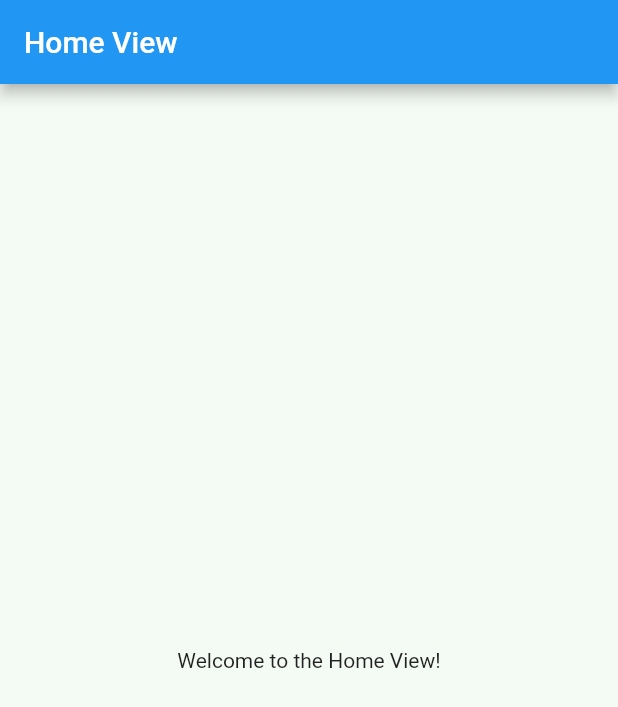
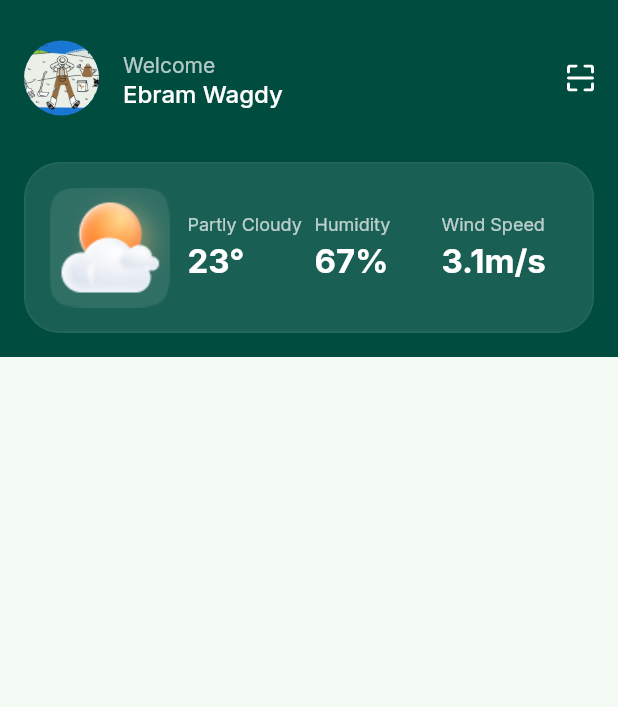
Before and after one commit to EbramWagdy1/GrowIQ, a Flutter app: the HomeView screen opened by its route, on a phone screen of 412 x 824 dp. Shown: the top 707 px of the screen. Run offline on Flutter 3.47's test engine with Material 3 defaults, Android fonts, the phone set to English and light mode, and no system bars; our stand-ins replace firebase_auth, firebase_core, flutter_bloc, flutter_svg, fluttertoast, font_awesome_flutter and 7 more; accounts and stored records are empty.

Commit message:
create basic home

```diff
--- a/lib/core/utils/app_assets.dart
+++ b/lib/core/utils/app_assets.dart
@@ -64,4 +64,7 @@ class Assets {
   /// assets/svgs/topcircle.svg
   static const String svgsTopcircle = "assets/svgs/topcircle.svg";
 
+  // ignore: constant_identifier_names
+  static const String PartlyCloudy = "assets/images/weather.png";
+
 }
--- a/lib/core/utils/app_strings.dart
+++ b/lib/core/utils/app_strings.dart
@@ -57,6 +57,8 @@ abstract class AppStrings {
 
   /* ================= Home ================= */
   static const String home = 'Home';
+  static const String welcome = 'Welcome';
+
   static const String dashboard = 'Dashboard';
 
   static const String temperature = 'Temperature';
--- a/lib/feauters/home/presentation/views/home_view.dart
+++ b/lib/feauters/home/presentation/views/home_view.dart
@@ -1,4 +1,10 @@
 import 'package:flutter/material.dart';
+import 'package:flutter_svg/flutter_svg.dart';
+import 'package:growiq/core/utils/app_assets.dart';
+import 'package:growiq/core/utils/app_colors.dart';
+import 'package:growiq/core/utils/app_strings.dart';
+import 'package:growiq/core/utils/app_text_style.dart' hide AppColors;
+import 'package:growiq/feauters/home/presentation/widgets/Weather_Section.dart';
 
 class HomeView extends StatelessWidget {
   const HomeView({super.key});
@@ -6,12 +12,49 @@ class HomeView extends StatelessWidget {
   @override
   Widget build(BuildContext context) {
     return Scaffold(
-      appBar: AppBar(
-        title: const Text('Home View'),
-      ),
-      body: const Center(
-        child: Text('Welcome to the Home View!'),
+      body: Column(
+        children: [
+          Container(
+            width: double.infinity,
+            color: AppColors.primaryColor,
+            padding: const EdgeInsets.all(16),
+
+
+            child: SafeArea(
+              child: Column(
+                mainAxisSize: MainAxisSize.min,
+                children: [
+
+
+                  ListTile(
+                    contentPadding: EdgeInsets.zero,
+                    leading: CircleAvatar(
+                      radius: 25,
+                      backgroundImage: AssetImage(Assets.imagesOnboarding1),
+                    ),
+                    title: Text(
+                      AppStrings.welcome,
+                      style: AppTextStyles.hintText.copyWith(color: Colors.white70),
+                    ),
+                    subtitle: Text(
+                      "Ebram Wagdy",
+                      style: AppTextStyles.buttonText.copyWith(color: Colors.white),
+                    ),
+                    trailing: SvgPicture.asset(Assets.svgsQr, color: Colors.white),
+                  ),
+
+                  const SizedBox(height: 20),
+
+                  // 2. The Weather Widget
+                  const WeatherSection(),
+                ],
+              ),
+            ),
+          ),
+        ],
       ),
     );
   }
 }
+
+// Renamed to PascalCase 'WeatherSection' to follow Dart conventions
--- /dev/null
+++ b/lib/feauters/home/presentation/widgets/Weather_Section.dart
@@ -0,0 +1,47 @@
+import 'package:flutter/material.dart';
+import 'package:growiq/core/utils/app_assets.dart';
+import 'package:growiq/feauters/home/presentation/widgets/weather_info_widget.dart';
+
+class WeatherSection extends StatelessWidget {
+  const WeatherSection({super.key});
+
+  @override
+  Widget build(BuildContext context) {
+    return Container(
+      padding: const EdgeInsets.all(16),
+      decoration: BoxDecoration(
+        // ignore: deprecated_member_use
+        color: Colors.white.withOpacity(0.1),
+        borderRadius: BorderRadius.circular(24),
+        // ignore: deprecated_member_use
+        border: Border.all(color: Colors.white.withOpacity(0.05)),
+      ),
+      child: Row(
+        mainAxisAlignment: MainAxisAlignment.spaceBetween,
+        children: [
+          SizedBox(
+            width: 80,
+            height: 80,
+            child: Image.asset(Assets.PartlyCloudy, fit: BoxFit.contain),
+          ),
+          const SizedBox(width: 12),
+          const Expanded(
+            child: WeatherInfoWidget(
+              condition: "Partly Cloudy",
+              temperature: "23°",
+            ),
+          ),
+          const Expanded(
+            child: WeatherInfoWidget(condition: "Humidity", temperature: "67%"),
+          ),
+          const Expanded(
+            child: WeatherInfoWidget(
+              condition: "Wind Speed",
+              temperature: "3.1m/s",
+            ),
+          ),
+        ],
+      ),
+    );
+  }
+}
--- /dev/null
+++ b/lib/feauters/home/presentation/widgets/weather_info_widget.dart
@@ -0,0 +1,43 @@
+import 'package:flutter/material.dart';
+import 'package:growiq/core/utils/app_text_style.dart';
+
+class WeatherInfoWidget extends StatelessWidget {
+  final String condition;
+  final String temperature;
+
+  const WeatherInfoWidget({
+    required this.condition,
+    required this.temperature,
+    super.key,
+  });
+
+  @override
+  Widget build(BuildContext context) {
+    return FittedBox(
+      fit: BoxFit.scaleDown,
+      alignment: Alignment.centerLeft,
+      child: Column(
+        crossAxisAlignment: CrossAxisAlignment.start,
+        mainAxisAlignment: MainAxisAlignment.center,
+        children: [
+          Text(
+            condition,
+            style: AppTextStyles.hintText.copyWith(
+              fontSize: 12,
+              color: Colors.white70,
+            ),
+          ),
+          const SizedBox(height: 4),
+          Text(
+            temperature,
+            style: AppTextStyles.buttonText.copyWith(
+              fontSize: 22,
+              fontWeight: FontWeight.bold,
+              color: Colors.white,
+            ),
+          ),
+        ],
+      ),
+    );
+  }
+}
```
Also changed, not shown: assets/images/weather.png (added), assets/svgs/Partly Cloudy.svg (added).
